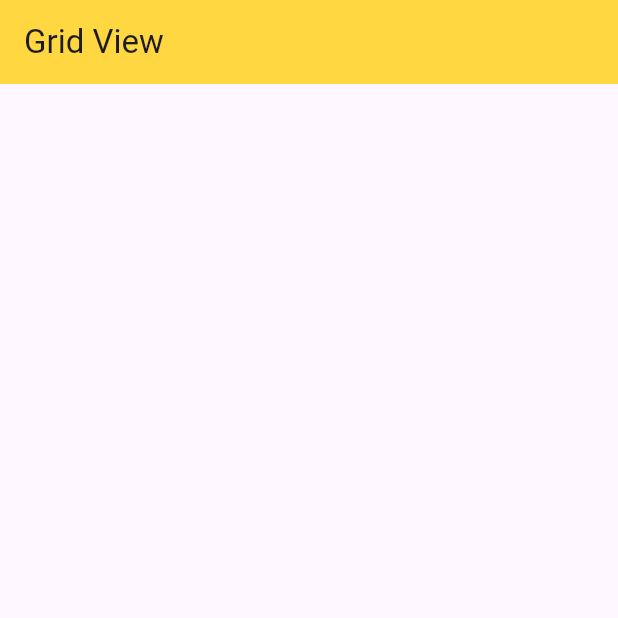
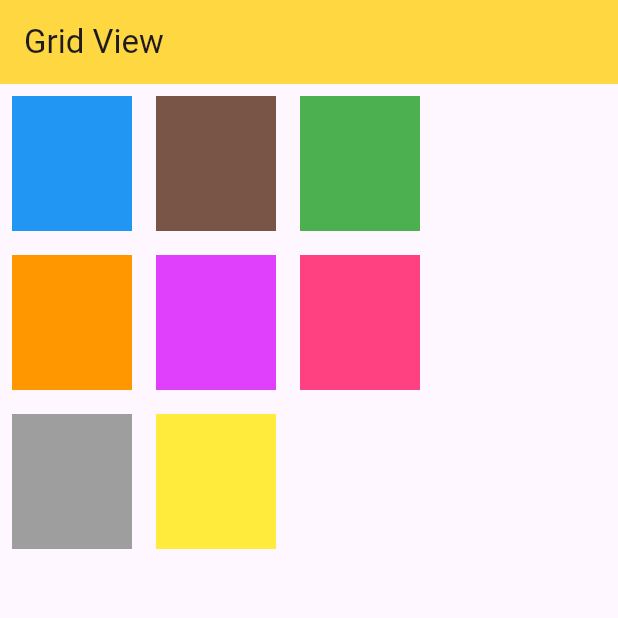
Before and after one commit to Piyushbhatt7/Flutter-Widgets, a Flutter app: the screen it shows after launch, on a phone screen of 412 x 824 dp, the top half of it. Run offline on Flutter 3.47's test engine with Material 3 defaults, Android fonts, the phone set to English and light mode, and no system bars.

Commit message:
Gridview using row and column

```diff
--- a/lib/Gridview.dart
+++ b/lib/Gridview.dart
@@ -1,7 +1,7 @@
 import 'package:flutter/material.dart';
 
-class Gridview extends StatelessWidget {
-  const Gridview({super.key});
+class Gridviewrowcolumn extends StatelessWidget {
+  const Gridviewrowcolumn({super.key});
 
   @override
   Widget build(BuildContext context) {
@@ -10,6 +10,102 @@ class Gridview extends StatelessWidget {
         title: Text('Grid View'),
         backgroundColor: Colors.amberAccent,
       ),
+
+      body: Row(
+
+        children: [
+          Column(
+            children: [
+              Padding(
+                padding: const EdgeInsets.all(8.0),
+                child: Container(
+                  width: 80,
+                  height: 90,
+                  color: Colors.blue,
+                ),
+              ),
+
+              Padding(
+                padding: const EdgeInsets.all(8.0),
+                child: Container(
+                  width: 80,
+                  height: 90,
+                  color: Colors.orange,
+                ),
+              ),
+
+              Padding(
+                padding: const EdgeInsets.all(8.0),
+                child: Container(
+                  width: 80,
+                  height: 90,
+                  color: Colors.grey,
+                ),
+              ),
+
+            ],
+
+          ),
+
+          Column(
+            children: [
+               Padding(
+                padding: const EdgeInsets.all(8.0),
+                child: Container(
+                  width: 80,
+                  height: 90,
+                  color: Colors.brown,
+                ),
+              ),
+
+               Padding(
+                padding: const EdgeInsets.all(8.0),
+                child: Container(
+                  width: 80,
+                  height: 90,
+                  color: Colors.purpleAccent,
+                ),
+              ),
+
+               Padding(
+                padding: const EdgeInsets.all(8.0),
+                child: Container(
+                  width: 80,
+                  height: 90,
+                  color: Colors.yellow,
+                ),
+              ),
+            ],
+          ),
+
+          Column(
+            children: [
+               Padding(
+                padding: const EdgeInsets.all(8.0),
+                child: Container(
+                  width: 80,
+                  height: 90,
+                  color: Colors.green,
+                ),
+              ),
+
+               Padding(
+                padding: const EdgeInsets.all(8.0),
+                child: Container(
+                  width: 80,
+                  height: 90,
+                  color: Colors.pinkAccent,
+                ),
+              ),
+            ],
+          )
+
+
+
+
+        ],
+
+      ),
     );
   }
 }
--- a/lib/main.dart
+++ b/lib/main.dart
@@ -28,7 +28,7 @@ class MyApp extends StatelessWidget{
       ),
 
 
-      home: Gridview(),
+      home: Gridviewrowcolumn(),
 
     );
 
```
